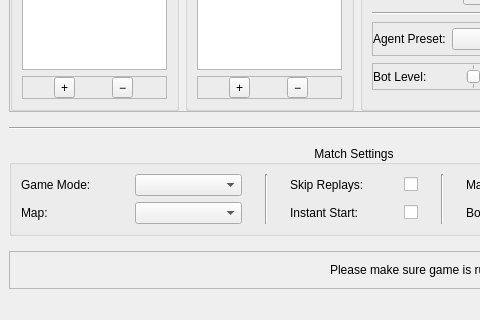
Before: the Qt Designer form src/main/python/rlbot/gui/design/qt_gui.ui in RLBot/RLBot, drawn with Qt 5; both pictures show x 0 to 480 and y 267 to 587 of the 708 by 587 pixel window.
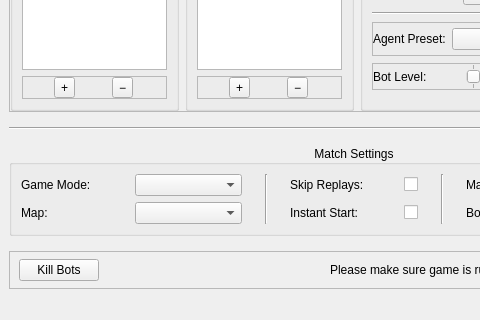
After: the same form once the commit is applied.

Commit message: kill bots button placed

Patch:
```diff
--- a/src/main/python/rlbot/gui/design/qt_gui.ui
+++ b/src/main/python/rlbot/gui/design/qt_gui.ui
@@ -846,6 +846,13 @@
        <property name="bottomMargin">
         <number>0</number>
        </property>
+       <item>
+        <widget class="QPushButton" name="kill_bots_pushbutton">
+         <property name="text">
+          <string>Kill Bots</string>
+         </property>
+        </widget>
+       </item>
        <item>
         <spacer name="horizontalSpacer">
          <property name="orientation">
```
The commit also changes 2 other files.
